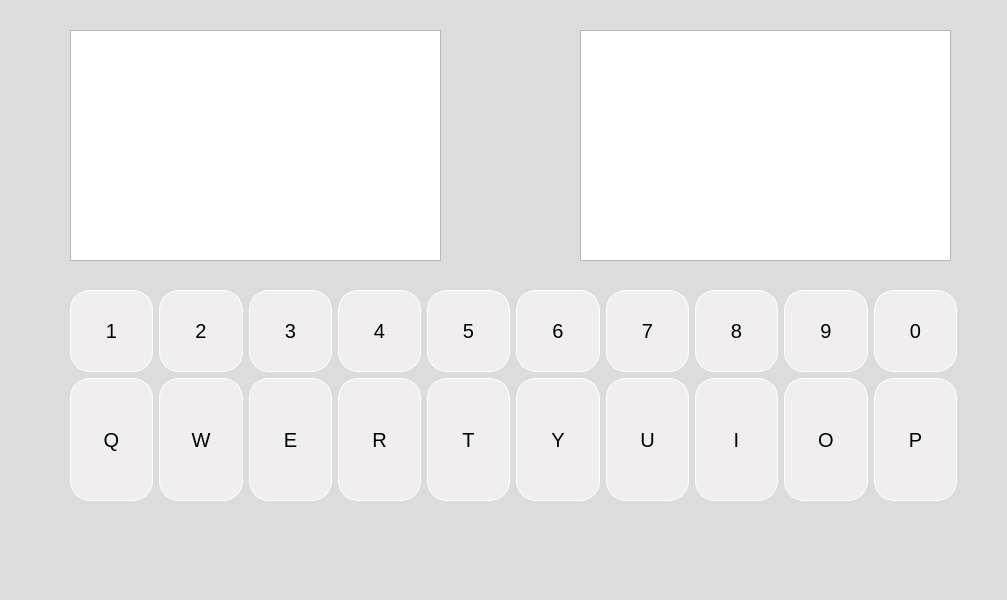
First picture: the form in src/mainwindow.ui, repository 1Sunny1/Morse-Code-Converter-Qt5, before the edit.
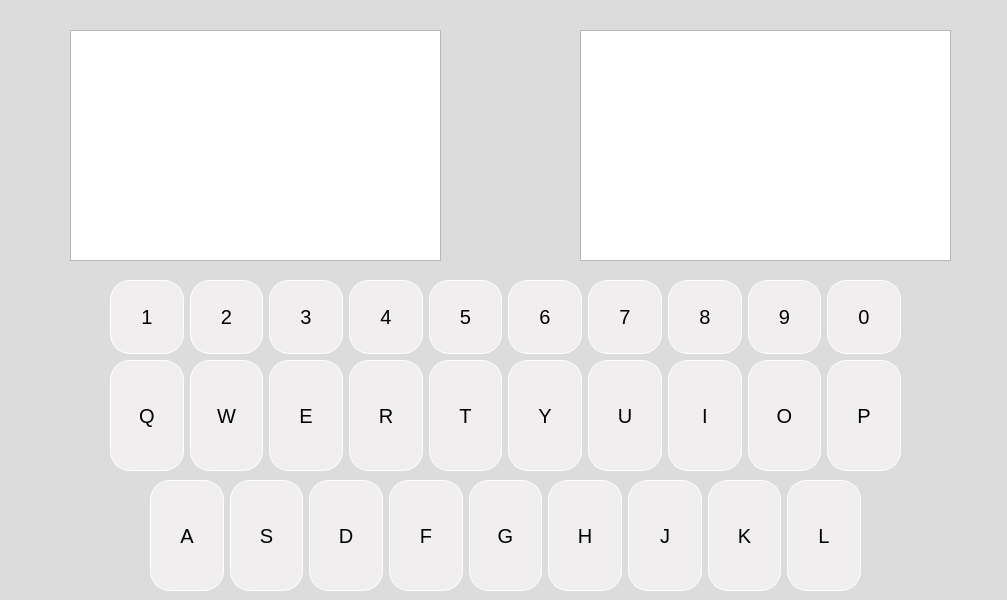
Second picture: the form after the edit.

Commit message: add keyboard second line

```diff
--- a/src/mainwindow.ui
+++ b/src/mainwindow.ui
@@ -22,10 +22,10 @@
    <widget class="QWidget" name="gridLayoutWidget">
     <property name="geometry">
      <rect>
-      <x>70</x>
-      <y>290</y>
-      <width>887</width>
-      <height>211</height>
+      <x>110</x>
+      <y>280</y>
+      <width>791</width>
+      <height>191</height>
      </rect>
     </property>
     <property name="sizePolicy">
@@ -566,6 +566,234 @@
 }</string>
     </property>
    </widget>
+   <widget class="QWidget" name="gridLayoutWidget_2">
+    <property name="geometry">
+     <rect>
+      <x>150</x>
+      <y>480</y>
+      <width>711</width>
+      <height>111</height>
+     </rect>
+    </property>
+    <layout class="QGridLayout" name="gridLayout_3">
+     <item row="0" column="1">
+      <widget class="QPushButton" name="pushButton_22">
+       <property name="sizePolicy">
+        <sizepolicy hsizetype="Minimum" vsizetype="MinimumExpanding">
+         <horstretch>0</horstretch>
+         <verstretch>3</verstretch>
+        </sizepolicy>
+       </property>
+       <property name="styleSheet">
+        <string notr="true">QPushButton {
+	border: 1px solid white; border-radius: 20px;
+	font-size: 20px; font-family: Arial;
+	background-color: #f0eeee;
+}
+
+QPushButton:pressed {
+	border: 2px solid red; border-radius: 30px;
+}</string>
+       </property>
+       <property name="text">
+        <string>S</string>
+       </property>
+      </widget>
+     </item>
+     <item row="0" column="7">
+      <widget class="QPushButton" name="pushButton_28">
+       <property name="sizePolicy">
+        <sizepolicy hsizetype="Minimum" vsizetype="MinimumExpanding">
+         <horstretch>0</horstretch>
+         <verstretch>3</verstretch>
+        </sizepolicy>
+       </property>
+       <property name="styleSheet">
+        <string notr="true">QPushButton {
+	border: 1px solid white; border-radius: 20px;
+	font-size: 20px; font-family: Arial;
+	background-color: #f0eeee;
+}
+
+QPushButton:pressed {
+	border: 2px solid red; border-radius: 30px;
+}</string>
+       </property>
+       <property name="text">
+        <string>K</string>
+       </property>
+      </widget>
+     </item>
+     <item row="0" column="6">
+      <widget class="QPushButton" name="pushButton_27">
+       <property name="sizePolicy">
+        <sizepolicy hsizetype="Minimum" vsizetype="MinimumExpanding">
+         <horstretch>0</horstretch>
+         <verstretch>3</verstretch>
+        </sizepolicy>
+       </property>
+       <property name="styleSheet">
+        <string notr="true">QPushButton {
+	border: 1px solid white; border-radius: 20px;
+	font-size: 20px; font-family: Arial;
+	background-color: #f0eeee;
+}
+
+QPushButton:pressed {
+	border: 2px solid red; border-radius: 30px;
+}</string>
+       </property>
+       <property name="text">
+        <string>J</string>
+       </property>
+      </widget>
+     </item>
+     <item row="0" column="0">
+      <widget class="QPushButton" name="pushButton_21">
+       <property name="sizePolicy">
+        <sizepolicy hsizetype="Minimum" vsizetype="MinimumExpanding">
+         <horstretch>0</horstretch>
+         <verstretch>3</verstretch>
+        </sizepolicy>
+       </property>
+       <property name="styleSheet">
+        <string notr="true">QPushButton {
+	border: 1px solid white; border-radius: 20px;
+	font-size: 20px; font-family: Arial;
+	background-color: #f0eeee;
+}
+
+QPushButton:pressed {
+	border: 2px solid red; border-radius: 30px;
+}</string>
+       </property>
+       <property name="text">
+        <string>A</string>
+       </property>
+      </widget>
+     </item>
+     <item row="0" column="2">
+      <widget class="QPushButton" name="pushButton_23">
+       <property name="sizePolicy">
+        <sizepolicy hsizetype="Minimum" vsizetype="MinimumExpanding">
+         <horstretch>0</horstretch>
+         <verstretch>3</verstretch>
+        </sizepolicy>
+       </property>
+       <property name="styleSheet">
+        <string notr="true">QPushButton {
+	border: 1px solid white; border-radius: 20px;
+	font-size: 20px; font-family: Arial;
+	background-color: #f0eeee;
+}
+
+QPushButton:pressed {
+	border: 2px solid red; border-radius: 30px;
+}</string>
+       </property>
+       <property name="text">
+        <string>D</string>
+       </property>
+      </widget>
+     </item>
+     <item row="0" column="5">
+      <widget class="QPushButton" name="pushButton_26">
+       <property name="sizePolicy">
+        <sizepolicy hsizetype="Minimum" vsizetype="MinimumExpanding">
+         <horstretch>0</horstretch>
+         <verstretch>3</verstretch>
+        </sizepolicy>
+       </property>
+       <property name="styleSheet">
+        <string notr="true">QPushButton {
+	border: 1px solid white; border-radius: 20px;
+	font-size: 20px; font-family: Arial;
+	background-color: #f0eeee;
+}
+
+QPushButton:pressed {
+	border: 2px solid red; border-radius: 30px;
+}</string>
+       </property>
+       <property name="text">
+        <string>H</string>
+       </property>
+      </widget>
+     </item>
+     <item row="0" column="3">
+      <widget class="QPushButton" name="pushButton_24">
+       <property name="sizePolicy">
+        <sizepolicy hsizetype="Minimum" vsizetype="MinimumExpanding">
+         <horstretch>0</horstretch>
+         <verstretch>3</verstretch>
+        </sizepolicy>
+       </property>
+       <property name="styleSheet">
+        <string notr="true">QPushButton {
+	border: 1px solid white; border-radius: 20px;
+	font-size: 20px; font-family: Arial;
+	background-color: #f0eeee;
+}
+
+QPushButton:pressed {
+	border: 2px solid red; border-radius: 30px;
+}</string>
+       </property>
+       <property name="text">
+        <string>F</string>
+       </property>
+      </widget>
+     </item>
+     <item row="0" column="4">
+      <widget class="QPushButton" name="pushButton_25">
+       <property name="sizePolicy">
+        <sizepolicy hsizetype="Minimum" vsizetype="MinimumExpanding">
+         <horstretch>0</horstretch>
+         <verstretch>3</verstretch>
+        </sizepolicy>
+       </property>
+       <property name="styleSheet">
+        <string notr="true">QPushButton {
+	border: 1px solid white; border-radius: 20px;
+	font-size: 20px; font-family: Arial;
+	background-color: #f0eeee;
+}
+
+QPushButton:pressed {
+	border: 2px solid red; border-radius: 30px;
+}</string>
+       </property>
+       <property name="text">
+        <string>G</string>
+       </property>
+      </widget>
+     </item>
+     <item row="0" column="8">
+      <widget class="QPushButton" name="pushButton_29">
+       <property name="sizePolicy">
+        <sizepolicy hsizetype="Minimum" vsizetype="MinimumExpanding">
+         <horstretch>0</horstretch>
+         <verstretch>3</verstretch>
+        </sizepolicy>
+       </property>
+       <property name="styleSheet">
+        <string notr="true">QPushButton {
+	border: 1px solid white; border-radius: 20px;
+	font-size: 20px; font-family: Arial;
+	background-color: #f0eeee;
+}
+
+QPushButton:pressed {
+	border: 2px solid red; border-radius: 30px;
+}</string>
+       </property>
+       <property name="text">
+        <string>L</string>
+       </property>
+      </widget>
+     </item>
+    </layout>
+   </widget>
   </widget>
  </widget>
  <resources/>
```
Left out of the diff: 414 changed lines with no effect on the pictures.
